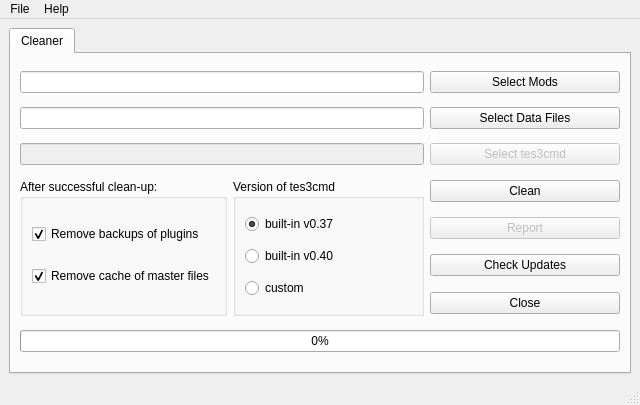
emcek/modhelpertool, file moht/ui/qtgui.ui: the form before one commit.
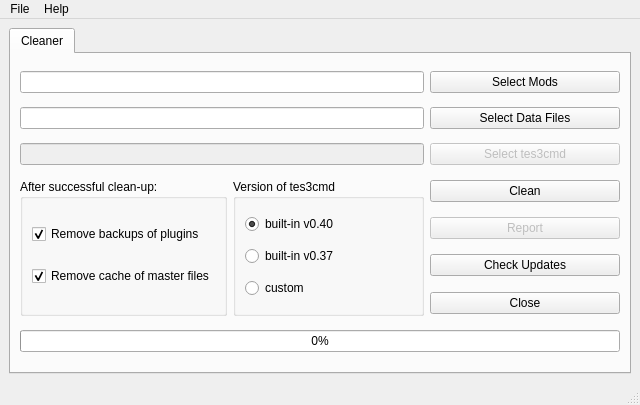
The form after the commit. Icons and pictures are not drawn.

Commit message: 0.40 is default in Qt

What changed in the file:
```diff
--- a/moht/ui/qtgui.ui
+++ b/moht/ui/qtgui.ui
@@ -99,9 +99,9 @@
           </property>
           <layout class="QVBoxLayout" name="verticalLayout_2">
            <item>
-            <widget class="QRadioButton" name="rb_0_37">
+            <widget class="QRadioButton" name="rb_0_40">
              <property name="text">
-              <string>built-in v0.37</string>
+              <string>built-in v0.40</string>
              </property>
              <property name="checked">
               <bool>true</bool>
@@ -109,9 +109,12 @@
             </widget>
            </item>
            <item>
-            <widget class="QRadioButton" name="rb_0_40">
+            <widget class="QRadioButton" name="rb_0_37">
              <property name="text">
-              <string>built-in v0.40</string>
+              <string>built-in v0.37</string>
+             </property>
+             <property name="checked">
+              <bool>false</bool>
              </property>
             </widget>
            </item>
```
